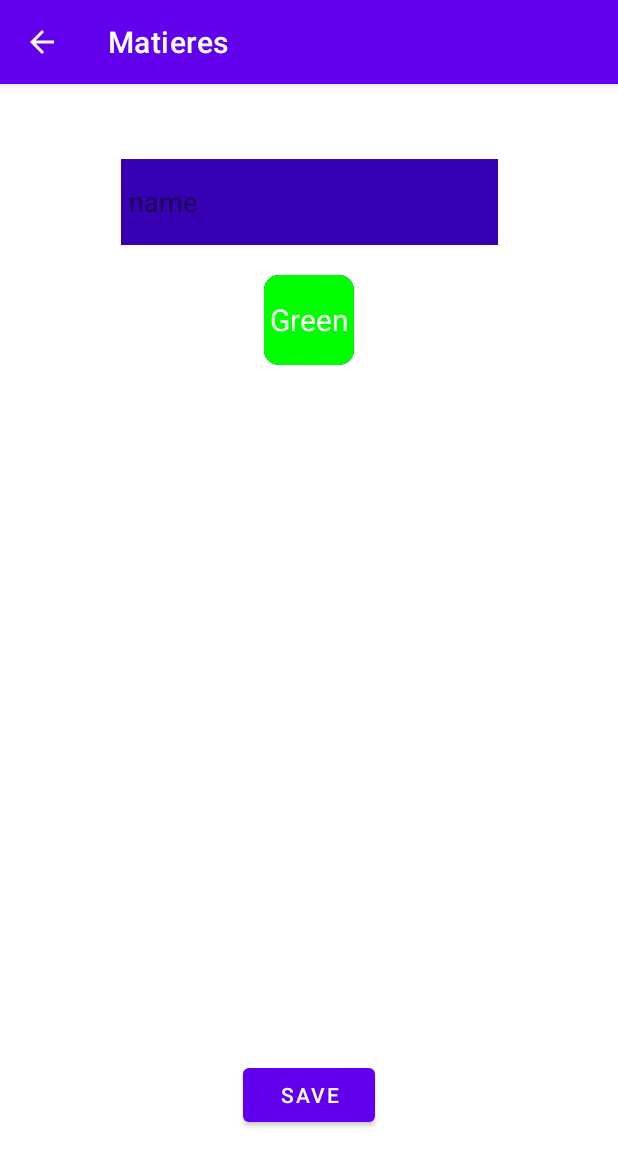
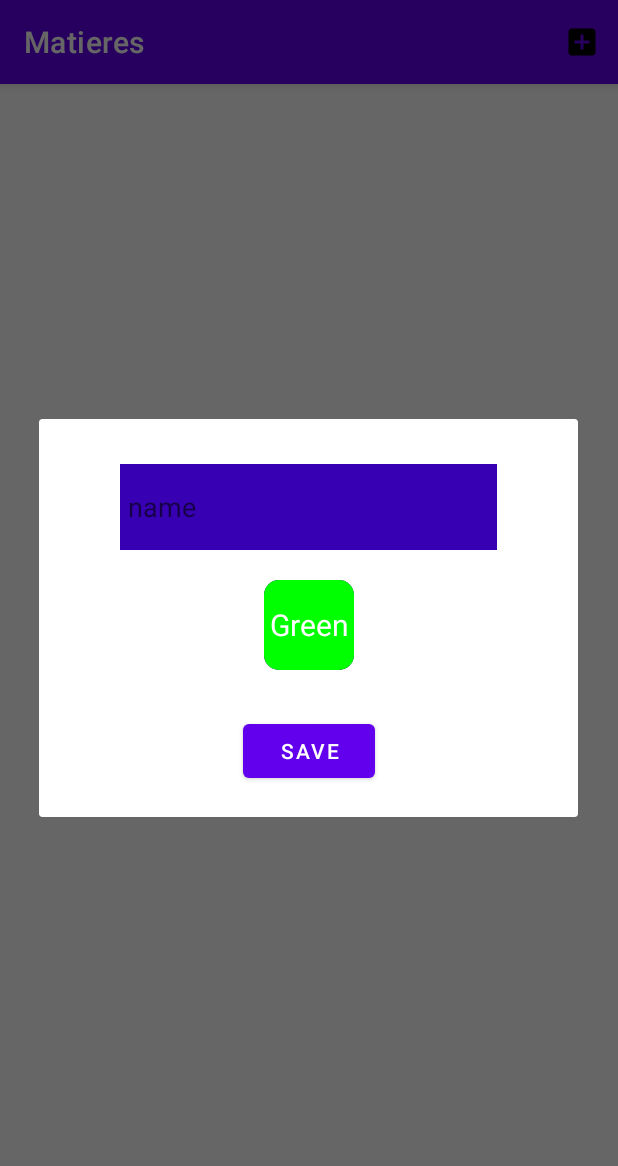
Before and after one commit to Oussafadi/GestionDeRevision-, an Android app: the MatiereActivity screen opened directly, with no data from a screen before it, after a tap on "add", on a phone screen of 412 x 824 dp. Shown: the top 1166 px of the screen. Run offline under Robolectric (Android 15) with nearby library versions, the phone set to English and light mode, and no system bars.

Commit message:
sohaib changes

```diff
--- a/app/src/main/java/com/example/myapplication1/AddMatiere.kt
+++ /dev/null
@@ -1,86 +0,0 @@
-package com.example.myapplication1
-
-import android.content.Intent
-import androidx.appcompat.app.AppCompatActivity
-import android.os.Bundle
-import android.view.View
-import android.widget.*
-import com.example.myapplication1.data.ColorList
-import com.example.myapplication1.data.ColorObject
-import com.example.myapplication1.data.Matiere
-import com.example.myapplication1.data.Revision
-import com.example.myapplication1.db.appdatabase
-import java.sql.Date
-import java.text.SimpleDateFormat
-
-
-class AddMatiere : AppCompatActivity() {
-
-
-
-    lateinit var db : appdatabase
-
-    override fun onCreate(savedInstanceState: Bundle?) {
-        super.onCreate(savedInstanceState)
-        setContentView(R.layout.activity_add_matiere)
-
-        db = appdatabase(this)
-        val editName =findViewById<EditText>(R.id.tvname_matiere)
-        val tv_error = findViewById<TextView>(R.id.error)
-        val bt_save = findViewById<Button>(R.id.save)
-        val colorSpiner=findViewById<Spinner>(R.id.colorSpinner)
-        colorSpiner.apply {
-            adapter = ColorSpinnerAdapter(applicationContext, ColorList().basicColors())
-        }
-
-        val id =intent.getIntExtra("id",0)
-        val name =intent.getStringExtra("name")
-        val color=intent.getIntExtra("color",0)
-        if(id!=0){
-            editName.text.insert(0,name)
-            colorSpiner.setSelection(color)
-        }
-
-
-
-        bt_save.setOnClickListener{
-            tv_error.visibility= View.INVISIBLE
-            tv_error.text=""
-
-            val name = editName.text.toString()
-            val color=colorSpiner.selectedItemPosition
-
-            if(name.isEmpty()){
-                tv_error.text="name required"
-                tv_error.visibility= View.VISIBLE
-
-            }else{
-
-                val newmatiere=Matiere(id,name,color)
-                var res = false
-                if(id==0){
-                    res = db.addMatiere(newmatiere)
-                }else{
-                    res = db.updateMatiere(newmatiere)
-                }
-
-
-                if(res){
-                    Toast.makeText(this,"succes",Toast.LENGTH_LONG).show()
-
-                    startActivity(Intent(this,MatiereActivity::class.java))
-
-//                    val rev=Revision(0,1, "revision",Date.valueOf("2020-12-10"),5,2,1)
-//                    var res2=db.addRevision(rev)
-//                    rev.hour=(1..20).random()
-//                    res2=db.addRevision(rev)
-
-
-                }else{
-                    tv_error.text="name exist"
-                    tv_error.visibility= View.VISIBLE
-                }
-            }
-        }
-    }
-}
--- /dev/null
+++ b/app/src/main/java/com/example/myapplication1/DialogMatiere.kt
@@ -0,0 +1,77 @@
+package com.example.myapplication1
+
+import android.content.Context
+import android.view.LayoutInflater
+import android.view.View
+import android.widget.*
+import androidx.appcompat.app.AlertDialog
+import com.example.myapplication1.data.ColorList
+import com.example.myapplication1.data.Matiere
+import com.example.myapplication1.db.appdatabase
+
+class DialogMatiere(var mcontext:Context) {
+
+        var db=appdatabase(mcontext)
+        fun createdialog(id:Int,name:String?,color:Int?,adapt:MatiereAdapter?){
+            val dialogbuilder= AlertDialog.Builder(mcontext)
+            val popupview= LayoutInflater.from(mcontext).inflate(R.layout.popup_matiere,null)
+            val editName =popupview.findViewById<EditText>(R.id.tvname_matiere)
+            val tv_error = popupview.findViewById<TextView>(R.id.error)
+            val bt_save = popupview.findViewById<Button>(R.id.save)
+            val colorSpiner=popupview.findViewById<Spinner>(R.id.colorSpinner)
+            colorSpiner.apply {
+                adapter = ColorSpinnerAdapter(mcontext, ColorList().basicColors())
+            }
+            if(id!=0){
+                editName.text.insert(0,name)
+                if (color != null) {
+                    colorSpiner.setSelection(color)
+                }
+            }
+
+            bt_save.setOnClickListener {
+                tv_error.visibility = View.INVISIBLE
+                tv_error.text = ""
+
+                val name = editName.text.toString()
+                val color = colorSpiner.selectedItemPosition
+
+                if (name.isEmpty()) {
+                    tv_error.text = "name required"
+                    tv_error.visibility = View.VISIBLE
+
+                } else {
+                    val newmatiere = Matiere(id, name, color)
+                    var res = false
+                    if (id == 0) {
+                        res = db.addMatiere(newmatiere)
+                    } else {
+                        res = db.updateMatiere(newmatiere)
+                    }
+
+
+                    if (res) {
+                        Toast.makeText(mcontext, "succes", Toast.LENGTH_LONG).show()
+                        adapt?.refrech()
+
+                        //startActivity(Intent(this, MatiereActivity::class.java))
+
+//                    val rev=Revision(0,1, "revision",Date.valueOf("2020-12-10"),5,2,1)
+//                    var res2=db.addRevision(rev)
+//                    rev.hour=(1..20).random()
+//                    res2=db.addRevision(rev)
+
+
+                    } else {
+                        tv_error.text = "name exist"
+                        tv_error.visibility = View.VISIBLE
+                    }
+                }
+            }
+
+
+            dialogbuilder.setView(popupview)
+            val dialog=dialogbuilder.create()
+            dialog.show()
+        }
+    }
--- a/app/src/main/java/com/example/myapplication1/MatiereActivity.kt
+++ b/app/src/main/java/com/example/myapplication1/MatiereActivity.kt
@@ -3,27 +3,35 @@ package com.example.myapplication1
 import android.content.Intent
 import androidx.appcompat.app.AppCompatActivity
 import android.os.Bundle
+import android.view.LayoutInflater
 import android.view.Menu
 import android.view.MenuItem
-import android.widget.Button
-import android.widget.ListView
+import android.view.View
+import android.widget.*
+import androidx.appcompat.app.AlertDialog
 import androidx.recyclerview.widget.LinearLayoutManager
 import androidx.recyclerview.widget.RecyclerView
+import com.example.myapplication1.data.ColorList
+import com.example.myapplication1.data.Matiere
 import com.example.myapplication1.db.appdatabase
 
 class MatiereActivity : AppCompatActivity() {
 
 
+    lateinit var db : appdatabase
+    lateinit var listMatieres : RecyclerView
 
 
     override fun onCreate(savedInstanceState: Bundle?) {
         super.onCreate(savedInstanceState)
         setContentView(R.layout.activity_matiere)
+        db=appdatabase(this)
 
 
 
 
-        val listMatieres=findViewById<RecyclerView>(R.id.listMatieres)
+        listMatieres=findViewById<RecyclerView>(R.id.listMatieres)
+
 
         val adapter=MatiereAdapter(this)
         listMatieres.layoutManager=LinearLayoutManager(this@MatiereActivity)
@@ -51,7 +59,11 @@ class MatiereActivity : AppCompatActivity() {
     }
 
     override fun onOptionsItemSelected(item: MenuItem): Boolean {
-        startActivity(Intent(this,AddMatiere::class.java))
+        val dialogMatiere=DialogMatiere(this)
+        dialogMatiere.createdialog(0,null,null,listMatieres.adapter as MatiereAdapter)
+
         return super.onOptionsItemSelected(item)
     }
+
+
 }
--- a/app/src/main/res/layout/activity_add_matiere.xml
+++ b/app/src/main/res/layout/popup_matiere.xml
@@ -4,14 +4,12 @@
     xmlns:tools="http://schemas.android.com/tools"
     android:layout_width="match_parent"
     android:layout_height="match_parent"
-    android:background="@color/white"
-    tools:context=".AddMatiere">
-
+    android:orientation="vertical">
     <EditText
         android:id="@+id/tvname_matiere"
         android:layout_width="251dp"
         android:layout_height="57dp"
-        android:layout_marginTop="50dp"
+        android:layout_marginTop="30dp"
         android:background="@color/purple_700"
         android:ems="10"
         android:hint="name"
@@ -26,7 +24,7 @@
         android:id="@+id/save"
         android:layout_width="wrap_content"
         android:layout_height="wrap_content"
-        android:layout_marginBottom="70dp"
+        android:layout_marginBottom="20dp"
         android:text="save"
         app:layout_constraintBottom_toBottomOf="parent"
         app:layout_constraintEnd_toEndOf="parent"
@@ -37,7 +35,7 @@
         android:id="@+id/error"
         android:layout_width="wrap_content"
         android:layout_height="wrap_content"
-        android:layout_marginBottom="20dp"
+        android:layout_marginBottom="10dp"
         app:layout_constraintBottom_toTopOf="@+id/save"
         app:layout_constraintEnd_toEndOf="parent"
         app:layout_constraintHorizontal_bias="0.498"
@@ -50,16 +48,17 @@
         android:layout_height="60dp"
         android:layout_gravity="center"
         android:layout_marginTop="20dp"
+        android:layout_marginBottom="30dp"
         android:layout_weight="1"
         android:background="@drawable/color_blob"
         android:gravity="center"
         android:spinnerMode="dialog"
         android:textAlignment="center"
+        app:layout_constraintBottom_toTopOf="@+id/save"
         app:layout_constraintEnd_toEndOf="parent"
         app:layout_constraintHorizontal_bias="0.5"
         app:layout_constraintStart_toStartOf="parent"
         app:layout_constraintTop_toBottomOf="@+id/tvname_matiere"
         tools:ignore="SpeakableTextPresentCheck" />
 
-
 </androidx.constraintlayout.widget.ConstraintLayout>
```
Also changed, not shown: app/src/main/AndroidManifest.xml (+1 -9 lines), app/src/main/java/com/example/myapplication1/MainActivity.kt (+10 -10 lines), app/src/main/java/com/example/myapplication1/MatiereAdapter.kt (+12 -6 lines), app/src/main/res/layout/activity_main.xml (+7 -7 lines).
